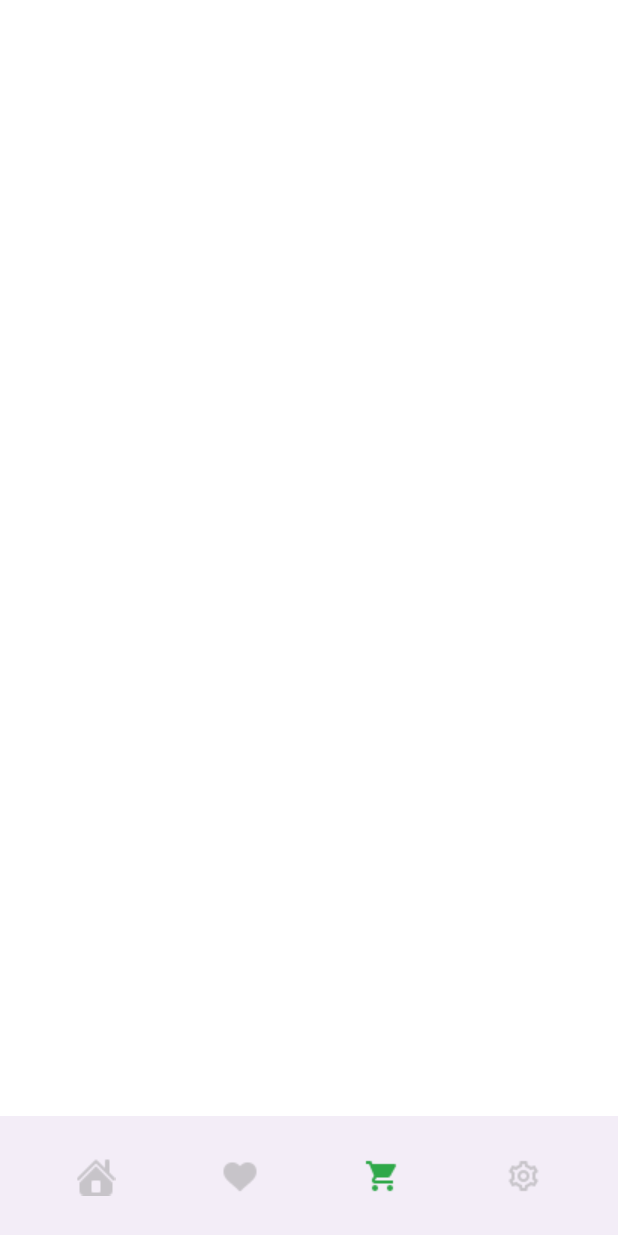
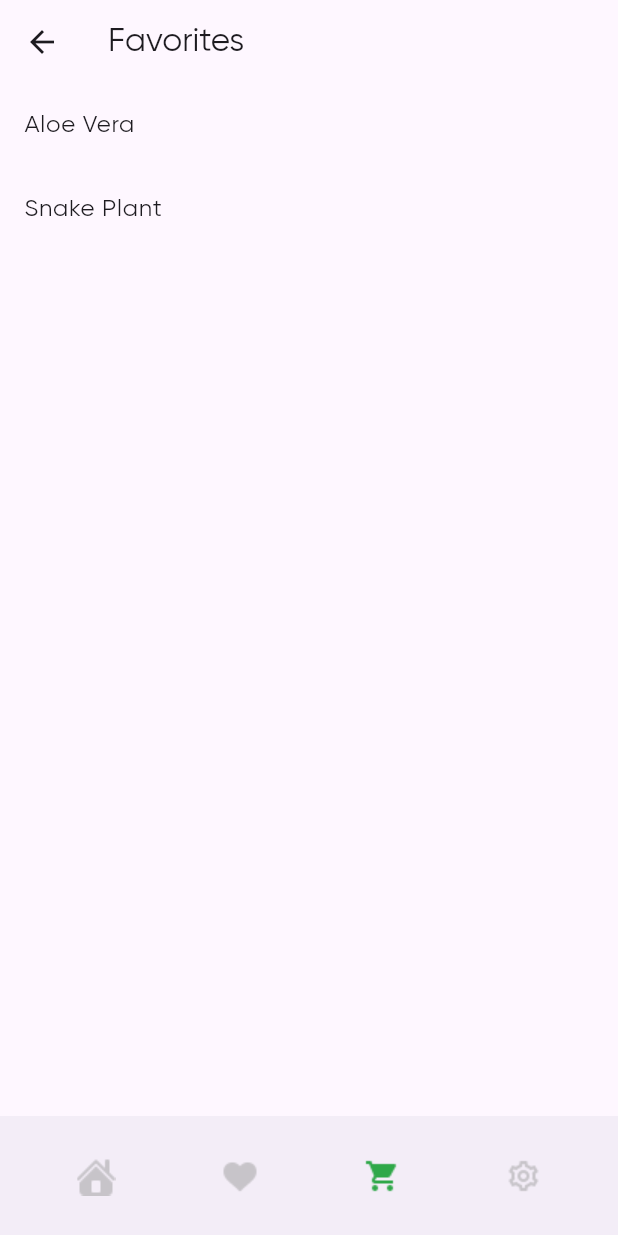
Before and after one commit to jamalihassan0307/Flutter-Plant-App, a Flutter app: the BottomNavBar screen opened directly, swiped to page 3, on a phone screen of 412 x 824 dp. Run offline on Flutter 3.47's test engine with Material 3 defaults, Android fonts, the phone set to English and light mode, and no system bars.

```diff
--- /dev/null
+++ b/lib/Screen_page/favorites_page.dart
@@ -0,0 +1,30 @@
+import 'package:flutter/material.dart';
+
+class FavoritesPage extends StatelessWidget {
+  final List<String> favoritePlants;
+
+  const FavoritesPage({Key? key, required this.favoritePlants}) : super(key: key);
+
+  @override
+  Widget build(BuildContext context) {
+    return Scaffold(
+      appBar: AppBar(
+        title: Text('Favorites'),
+      ),
+      body: favoritePlants.isEmpty
+          ? Center(child: Text('No favorite plants added yet.'))
+          : ListView.builder(
+              itemCount: favoritePlants.length,
+              itemBuilder: (context, index) {
+                return ListTile(
+                  title: Text(favoritePlants[index]),
+                  // You can add more details or a navigation to the plant details page
+                  onTap: () {
+                    // Navigate to the plant details page if needed
+                  },
+                );
+              },
+            ),
+    );
+  }
+}
--- a/lib/widgets/bottom_nav.dart
+++ b/lib/widgets/bottom_nav.dart
@@ -3,6 +3,7 @@ import 'package:ui_13/const/color.dart';
 import 'package:ui_13/List_data/bottom_menu.dart';
 import 'package:ui_13/Screen_page/home_page.dart';
 import 'package:ui_13/Screen_page/plant_details_page.dart';
+import 'package:ui_13/Screen_page/favorites_page.dart';
 
 class BottomNavBar extends StatefulWidget {
   const BottomNavBar({Key? key}) : super(key: key);
@@ -14,6 +15,10 @@ class BottomNavBar extends StatefulWidget {
 class _BottomNavBarState extends State<BottomNavBar> {
   PageController pageController = PageController();
   int selectIndex = 0;
+
+  // Sample list of favorite plants
+  List<String> favoritePlants = ['Aloe Vera', 'Snake Plant'];
+
   @override
   Widget build(BuildContext context) {
     return Scaffold(
@@ -63,6 +68,7 @@ List<Widget> child = [
     plantDescription:
         'Aloe Vera is a succulent plant species of the genus Aloe. It is widely distributed and cultivated for commercial products, mainly as a topical treatment.',
   ),
+  const FavoritesPage(favoritePlants: ['Aloe Vera', 'Snake Plant']),
   Container(color: white),
   Container(color: white),
 ];
```
